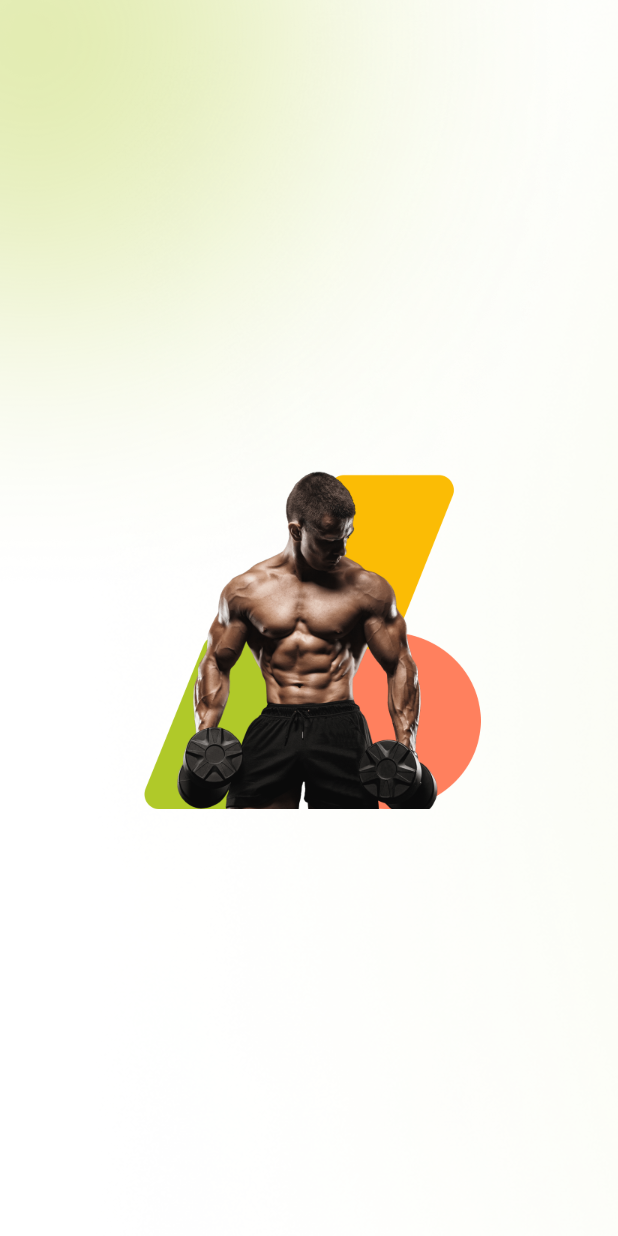
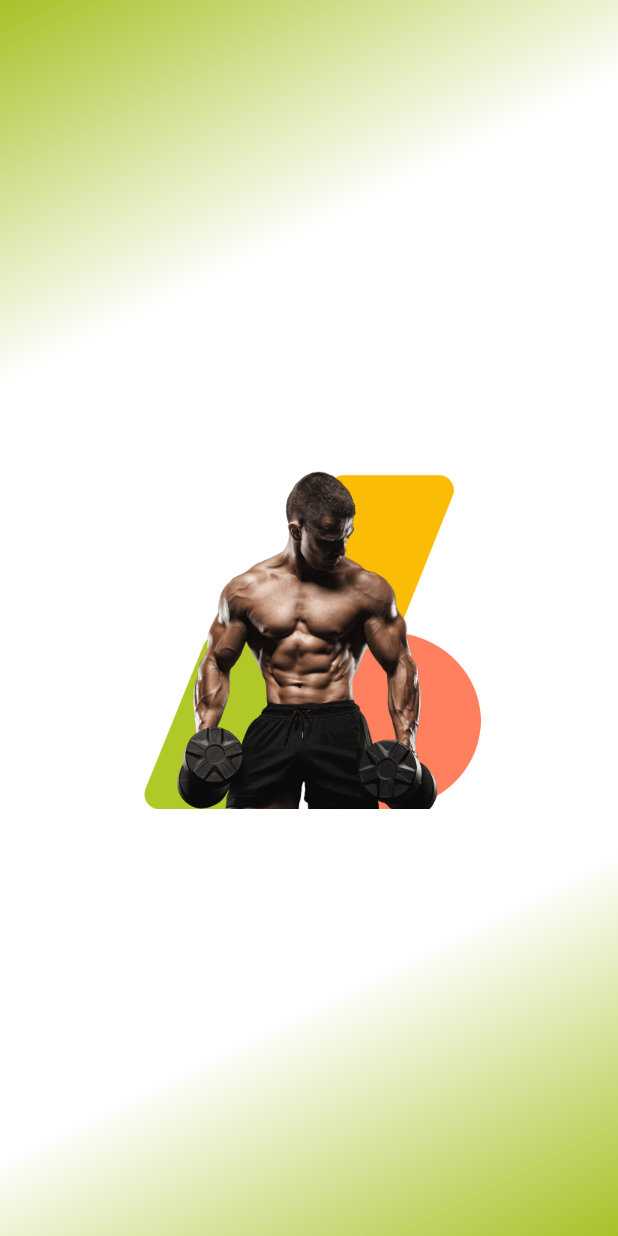
Before and after one commit to Developer-Waqas/Flutter-Fitness-App, a Flutter app: the SplashScreen screen opened by its route, on a phone screen of 412 x 824 dp. Run offline on Flutter 3.47's test engine with Material 3 defaults, Android fonts, the phone set to English and light mode, and no system bars; our stand-ins replace get.

```diff
--- a/lib/constants/app_images_assets/app_images_assets.dart
+++ b/lib/constants/app_images_assets/app_images_assets.dart
@@ -1,4 +1,4 @@
-class APpImagesAssets {
+class AppImagesAssets {
   static const String imageBasePath = 'assets/images/';
 
   static const String splashImage = '${imageBasePath}splash_img.png';
@@ -8,4 +8,7 @@ class APpImagesAssets {
   static const String onboardingImage1 = '${imageBasePath}onboarding1_img.png';
   static const String onboardingImage2 = '${imageBasePath}onboarding2_img.png';
 
+  /// Network Image Assets
+  // static const String onboarindingImage1 =
+  //     'https://images.pexels.com/photos/30564857/pexels-photo-30564857/free-photo-of-muscular-man-lifting-weights-in-gym.jpeg?auto=compress&cs=tinysrgb&w=600';
 }
--- a/lib/views/splash_screen/splash_screen.dart
+++ b/lib/views/splash_screen/splash_screen.dart
@@ -7,25 +7,23 @@ class SplashScreen extends StatelessWidget {
 
   @override
   Widget build(BuildContext context) {
-    return Scaffold(
-      backgroundColor: AppColors.whiteColor,
-      body: Stack(
-        children: [
-          Positioned(
-            child: Image.asset(APpImagesAssets.ellipse1Image),
-          ),
-          Positioned(
-            bottom: 0,
-            left: 10,
-            child: Image.asset(APpImagesAssets.ellipse2Image),
-          ),
-          Center(
-              child: Image.asset(
-            APpImagesAssets.splashImage,
-            height: 255,
-            width: 229,
-          ))
-        ],
+    return Container(
+      width: double.infinity,
+      decoration: BoxDecoration(
+        gradient: LinearGradient(
+          begin: Alignment.topLeft,
+          end: Alignment.bottomRight,
+          colors: [
+            AppColors.primary,
+            AppColors.whiteColor,
+            AppColors.whiteColor,
+            AppColors.whiteColor,
+            AppColors.primary,
+          ],
+        ),
+      ),
+      child: Center(
+        child: Image.asset(AppImagesAssets.splashImage,height: 255,width: 229,),
       ),
     );
   }
--- a/pubspec.yaml
+++ b/pubspec.yaml
@@ -62,7 +62,6 @@ flutter:
   # To add assets to your application, add an assets section, like this:
   assets:
     - assets/images/
-    - assets/icons/
 
   #   - images/a_dot_ham.jpeg
 
```
Also changed, not shown: lib/views/welcome_screen/welcome_screen.dart (+101 -3 lines).
